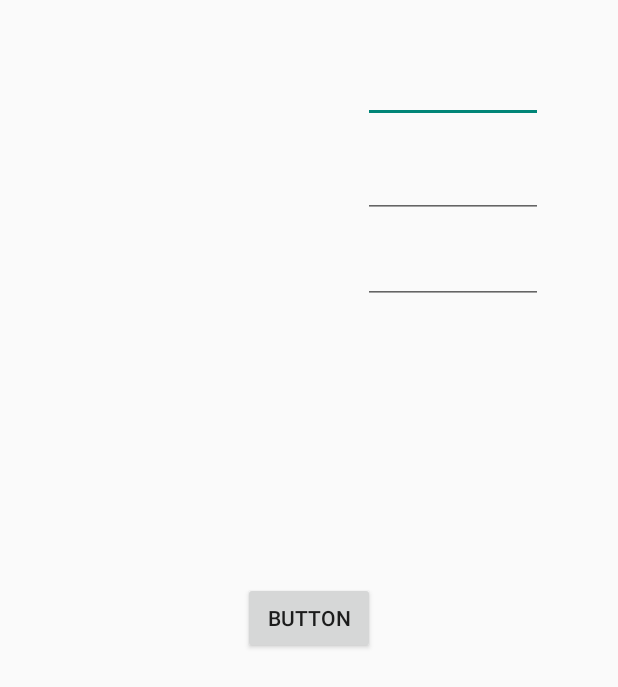
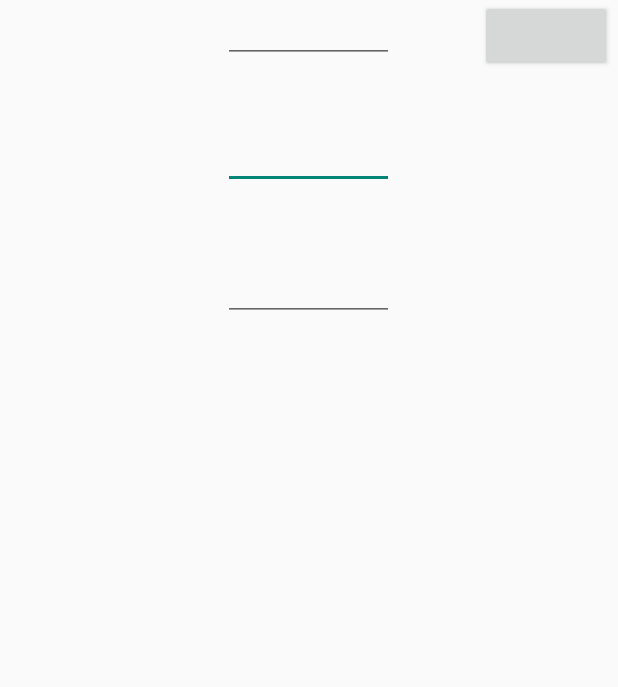
Before and after one commit to pierretre/bluetooth-intervalometer, an Android app: the layout activity_main.xml on its own in the app's theme, with its tools: preview values and no code run, on a phone screen of 412 x 824 dp. Shown: the top 687 px of the screen. Run offline under Robolectric (Android 15) with nearby library versions, the phone set to English and light mode, and no system bars.

```diff
--- a/app/app/src/main/res/layout/activity_main.xml
+++ b/app/app/src/main/res/layout/activity_main.xml
@@ -6,65 +6,56 @@
     android:layout_height="match_parent"
     tools:context=".MainActivity">
 
-    <Button
-        android:id="@+id/button2"
-        android:layout_width="wrap_content"
-        android:layout_height="wrap_content"
-        android:layout_marginStart="50dp"
-        android:layout_marginTop="50dp"
-        android:layout_marginEnd="50dp"
-        android:layout_marginBottom="50dp"
-        android:text="Button"
-        app:layout_constraintBottom_toBottomOf="parent"
+    <androidx.constraintlayout.widget.ConstraintLayout
+        android:layout_width="match_parent"
+        android:layout_height="match_parent"
+        tools:context=".MainActivity"
+        tools:layout_editor_absoluteX="-54dp"
+        tools:layout_editor_absoluteY="0dp">
+
+        <EditText
+            android:id="@+id/editTextNumber"
+            android:layout_width="114dp"
+            android:layout_height="42dp"
+            android:layout_marginTop="84dp"
+            android:ems="10"
+            android:inputType="number"
             app:layout_constraintEnd_toEndOf="parent"
+            app:layout_constraintHorizontal_bias="0.498"
             app:layout_constraintStart_toStartOf="parent"
             app:layout_constraintTop_toTopOf="parent" />
 
         <EditText
-        android:id="@+id/editTextNumber"
-        android:layout_width="120dp"
+            android:id="@+id/editTextNumber3"
+            android:layout_width="114dp"
             android:layout_height="42dp"
-        android:layout_marginEnd="50dp"
-        android:layout_marginBottom="50dp"
+            android:layout_marginTop="172dp"
             android:ems="10"
             android:inputType="number"
-        app:layout_constraintBottom_toTopOf="@+id/button2"
             app:layout_constraintEnd_toEndOf="parent"
-        app:layout_constraintHorizontal_bias="1.0"
+            app:layout_constraintHorizontal_bias="0.498"
             app:layout_constraintStart_toStartOf="parent"
-        app:layout_constraintTop_toTopOf="parent"
-        app:layout_constraintVertical_bias="0.136" />
+            app:layout_constraintTop_toTopOf="parent" />
 
         <EditText
-        android:id="@+id/editTextNumber6"
-        android:layout_width="120dp"
+            android:id="@+id/editTextNumber2"
+            android:layout_width="114dp"
             android:layout_height="42dp"
-        android:layout_marginStart="50dp"
-        android:layout_marginEnd="50dp"
-        android:layout_marginBottom="50dp"
             android:ems="10"
             android:inputType="number"
-        app:layout_constraintBottom_toTopOf="@+id/button2"
             app:layout_constraintEnd_toEndOf="parent"
-        app:layout_constraintHorizontal_bias="1.0"
+            app:layout_constraintHorizontal_bias="0.498"
             app:layout_constraintStart_toStartOf="parent"
-        app:layout_constraintTop_toBottomOf="@+id/editTextNumber"
-        app:layout_constraintVertical_bias="0.100000024" />
+            tools:layout_editor_absoluteY="263dp" />
 
-    <EditText
-        android:id="@+id/editTextNumber7"
-        android:layout_width="120dp"
-        android:layout_height="42dp"
-        android:layout_marginStart="50dp"
-        android:layout_marginEnd="50dp"
-        android:layout_marginBottom="50dp"
-        android:ems="10"
-        android:inputType="number"
-        app:layout_constraintBottom_toTopOf="@+id/button2"
+        <Button
+            android:id="@+id/intervalBtn"
+            android:layout_width="wrap_content"
+            android:layout_height="wrap_content"
+            android:layout_marginEnd="4dp"
             app:layout_constraintEnd_toEndOf="parent"
-        app:layout_constraintHorizontal_bias="1.0"
-        app:layout_constraintStart_toStartOf="parent"
-        app:layout_constraintTop_toBottomOf="@+id/editTextNumber6"
-        app:layout_constraintVertical_bias="0.100000024" />
+            tools:layout_editor_absoluteY="84dp" />
+    </androidx.constraintlayout.widget.ConstraintLayout>
+
 
 </androidx.constraintlayout.widget.ConstraintLayout>
```
Also changed, not shown: app/app/src/main/AndroidManifest.xml (+15 -0 lines), app/app/src/main/java/com/example/appandroid/MainActivity.java (+176 -26 lines), 1 other file. Lines whose indentation alone changed are shown as unchanged.
